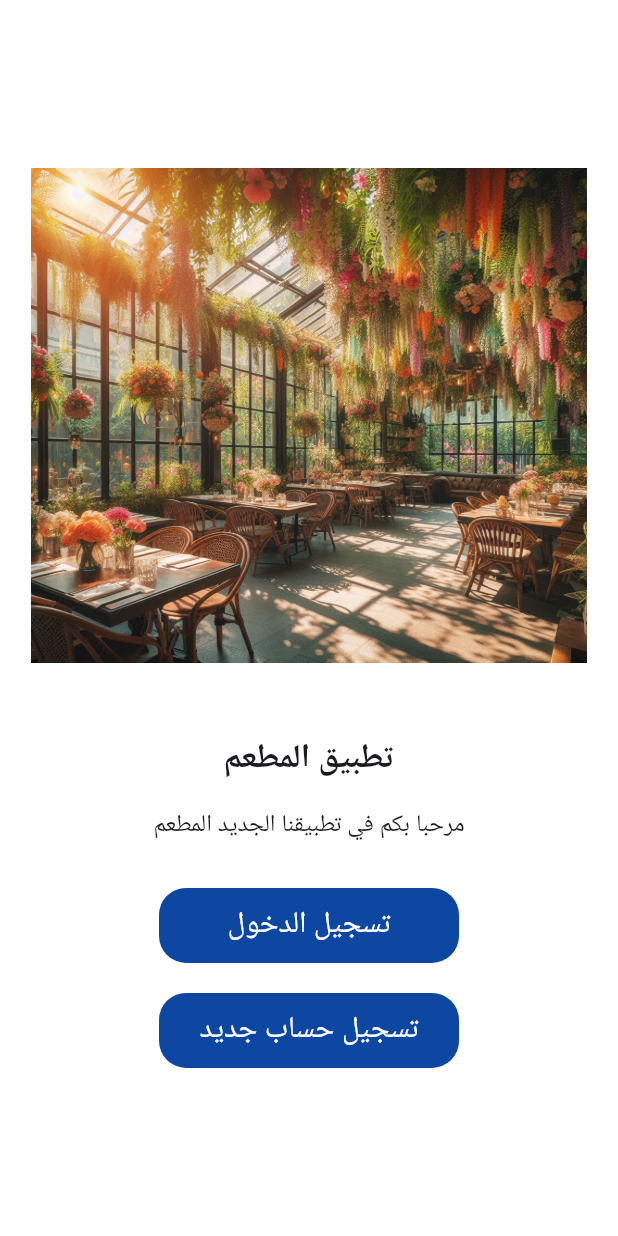
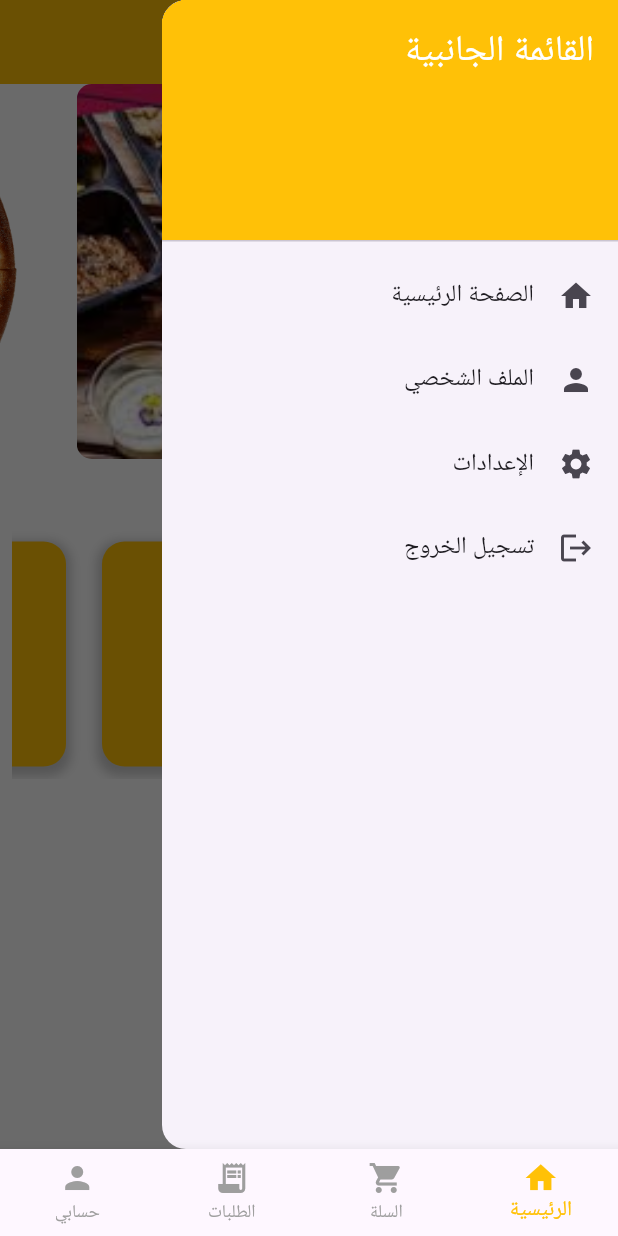
Before and after one commit to mohannadtaqatqa/Restaurant-application, a Flutter app: the screen it shows after launch, with the side drawer open (before the commit the screen has no drawer), on a phone screen of 412 x 824 dp. Run offline on Flutter 3.47's test engine with Material 3 defaults, Android fonts, the phone set to English and light mode, and no system bars; drawn by our look-alikes of carousel_slider, smooth_page_indicator; our stand-ins replace countup, flutter_staggered_animations, geocoding, get, google_fonts, location and 3 more; missing offline and left inert: avatar_stack; Roboto replaces fonts that are missing (Cairo).

Commit message:
new commit 4

```diff
--- a/lib/core/constant/colors.dart
+++ b/lib/core/constant/colors.dart
@@ -1,6 +1,7 @@
 import 'package:flutter/material.dart';
 
-const Color primaryColor = Colors.orange; //Color(0xFF0D47A1); // أزرق داكن
+const Color primaryColor = Colors.amber; //Color(0xFF0D47A1); // أزرق داكن
+Color secondaryColor = Colors.amber;
 const Color accentColor = Color(0xFF1976D2); // أزرق متوسط
 const Color textColor = Color(0xFF212121); // نص داكن
 const Color backgroundColor = Color(0xFFF5F5F5); // خلفية فاتحة
@@ -10,3 +11,4 @@ const Color backgroundColor = Color(0xFFF5F5F5); // خلفية فاتحة
 // const Color buttonColor = Colors.blue;
 const Color buttonTextColor = Colors.white;
 const Color textFieldBorderColor = Colors.blue;
+const Color grey = Colors.grey;
--- a/lib/main.dart
+++ b/lib/main.dart
@@ -1,6 +1,6 @@
 import 'package:flutter/material.dart';
 import 'package:get/route_manager.dart';
-import 'view/screen/welcome.dart';
+import 'view/screen/owner/navbar_owner.dart';
 
 void main() {
   runApp(const MyApp());
@@ -24,7 +24,7 @@ class MyApp extends StatelessWidget {
         primarySwatch: Colors.blue,
       ),
       // home: PizzaScreen(),
-      home:const Welcome()
+      home:const NavBarOwner()
     );
   }
 }
--- /dev/null
+++ b/lib/view/screen/owner/home_owner.dart
@@ -0,0 +1,453 @@
+import 'package:flutter/material.dart';
+import 'package:foodapp/core/constant/colors.dart';
+import 'package:foodapp/view/widget/adv.dart';
+import 'package:get/get.dart';
+
+import 'add_product.dart';
+
+
+class HomePageOwner extends StatelessWidget {
+  const HomePageOwner({super.key});
+
+  @override
+  Widget build(BuildContext context) {
+    return Scaffold(
+      appBar: AppBar(
+        title: const Text('الصفحة الرئيسية',style: TextStyle(color: Colors.white),),
+        backgroundColor: primaryColor,),
+      drawer: _buildDrawer(context),
+      drawerScrimColor: const Color.fromARGB(149, 0, 0, 0),
+      body: SafeArea(
+        child: SingleChildScrollView(
+          child: Column(
+            crossAxisAlignment: CrossAxisAlignment.start,
+            children: [
+              // Padding(
+                // padding: const EdgeInsets.all(16.0),
+              //   child: Text(
+              //     "مرحبا بك يا محمد",
+              //     style: const TextStyle(fontSize: 30, fontWeight: FontWeight.bold),
+              //   ),
+              // ),
+              const Advertisements(),
+              _buildFeatureSection(context),
+              const Padding(
+                padding:  EdgeInsets.all(18.0),
+                child: Text("المنتجات",style: TextStyle(fontWeight: FontWeight.bold,fontSize: 20),),
+
+              ),
+              Container(
+                margin: const EdgeInsets.all(18),
+                height: 220,
+                width: 150,
+                decoration: BoxDecoration(
+                  color: primaryColor,
+                  borderRadius: BorderRadius.circular(10),),
+                  child: Column(
+                    children: [
+                      Image.asset("assets/images/pizza-06.png"),
+                      const Text("اسم المنتج",style: TextStyle(fontWeight: FontWeight.bold,fontSize: 20,color: Colors.white),),
+                      const Text("100 شيكل",style: TextStyle(fontWeight: FontWeight.bold,fontSize: 20,color: Colors.white),),
+                    ],
+                  ),
+              )
+            ],
+          ),
+        ),
+      ),
+    );
+  }
+
+  Widget _buildFeatureSection(BuildContext context) {
+    return Padding(
+      padding: const EdgeInsets.symmetric(vertical: 16.0, horizontal: 8.0),
+      child: SingleChildScrollView(
+        scrollDirection: Axis.horizontal,
+        child: Row(
+          mainAxisAlignment: MainAxisAlignment.spaceAround,
+          children: [
+            _buildFeatureCard(
+              icon: Icons.add,
+              label: "اضافة منتج",
+              onPressed: () {
+                Get.to(()=> const AddProduct());
+              },
+            ),
+            _buildFeatureCard(
+              icon: Icons.handshake,
+              label: "الطلبات",
+              onPressed: () {
+                // تنفيذ عملية عرض الطلبات
+              },
+            ),
+            _buildFeatureCard(
+              icon: Icons.receipt_long,
+              label: "التقارير",
+              onPressed: () {
+                Navigator.push(
+                  context,
+                  MaterialPageRoute(builder: (context) => ReportsPage()),
+                );
+              },
+            ),
+          ],
+        ),
+      ),
+    );
+  }
+
+
+
+  // Widget _buildDiscountSection() {
+  //   // استبدال هذا الكود بمخططات حقيقية أو إحصائيات بناءً على بيانات التطبيق
+  //   return Padding(
+  //     padding: const EdgeInsets.all(16.0),
+  //     child: Column(
+  //       crossAxisAlignment: CrossAxisAlignment.start,
+  //       children: [
+  //         Text(
+  //           "إدارة العروض والخصومات",
+  //           style: const TextStyle(fontSize: 24, fontWeight: FontWeight.bold),
+  //         ),
+  //         const SizedBox(height: 10),
+  //         Container(
+  //           height: 150,
+  //           color: Colors.grey[200], // Placeholder for discount management
+  //           child: Center(
+  //             child: Text(
+  //               "واجهة إدارة العروض والخصومات هنا",
+  //               style: const TextStyle(color: Colors.grey),
+  //             ),
+  //           ),
+  //         ),
+  //       ],
+  //     ),
+  //   );
+  // }
+
+  Widget _buildFeatureCard({
+    required IconData icon,
+    required String label,
+    required VoidCallback onPressed,
+  }) {
+    return TextButton(
+      onPressed: onPressed,
+      child: Container(
+        alignment: Alignment.center,
+        height: 150,
+        width: 150,
+        decoration: BoxDecoration(
+          color: primaryColor,
+          borderRadius: BorderRadius.circular(15),
+          boxShadow: [
+            BoxShadow(
+              color: Colors.black.withOpacity(0.2),
+              spreadRadius: 3,
+              blurRadius: 5,
+              offset: const Offset(0, 3),
+            ),
+          ],
+        ),
+        child: Column(
+          mainAxisAlignment: MainAxisAlignment.center,
+          children: [
+            Icon(
+              icon,
+              color: Colors.white,
+              size: 40,
+            ),
+            const SizedBox(height: 10),
+            Text(
+              label,
+              style: const TextStyle(
+                color: Colors.white,
+                fontSize: 20,
+                fontWeight: FontWeight.bold,
+              ),
+              textAlign: TextAlign.center,
+            ),
+          ],
+        ),
+      ),
+    );
+  }
+
+  Drawer _buildDrawer(BuildContext context) {
+    return Drawer(
+      child: ListView(
+        padding: EdgeInsets.zero,
+        children: [
+          const DrawerHeader(
+            decoration: BoxDecoration(
+              color: primaryColor,
+            ),
+            child: Text(
+              'القائمة الجانبية',
+              style: TextStyle(
+                color: Colors.white,
+                fontSize: 24,
+              ),
+            ),
+          ),
+          ListTile(
+            leading: const Icon(Icons.home),
+            title: const Text('الصفحة الرئيسية'),
+            onTap: () {
+              Navigator.pop(context);
+            },
+          ),
+          ListTile(
+            leading: const Icon(Icons.person),
+            title: const Text('الملف الشخصي'),
+            onTap: () {
+              // الانتقال إلى صفحة الملف الشخصي
+            },
+          ),
+          ListTile(
+            leading: const Icon(Icons.settings),
+            title: const Text('الإعدادات'),
+            onTap: () {
+              // الانتقال إلى صفحة الإعدادات
+            },
+          ),
+          ListTile(
+            leading: const Icon(Icons.logout),
+            title: const Text('تسجيل الخروج'),
+            onTap: () {
+              // تنفيذ عملية تسجيل الخروج
+            },
+          ),
+        ],
+      ),
+    );
+  }
+}
+
+
+  // Widget _buildStatisticsSection() {
+  //   // استبدال هذا الكود بمخططات حقيقية أو إحصائيات بناءً على بيانات التطبيق
+  //   return Padding(
+  //     padding: const EdgeInsets.all(16.0),
+  //     child: Column(
+  //       crossAxisAlignment: CrossAxisAlignment.start,
+  //       children: [
+  //         Text(
+  //           "إحصائيات الأداء",
+  //           style: const TextStyle(fontSize: 24, fontWeight: FontWeight.bold),
+  //         ),
+  //         const SizedBox(height: 10),
+  //         Container(
+  //           height: 200,
+  //           color: Colors.grey[200], // Placeholder for a chart or statistics
+  //           child: Center(
+  //             child: Text(
+  //               "رسم بياني أو إحصائيات هنا",
+  //               style: const TextStyle(color: Colors.grey),
+  //             ),
+  //           ),
+  //         ),
+  //       ],
+  //     ),
+  //   );
+  // }
+
+  // Widget _buildDiscountSection() {
+  //   // استبدال هذا الكود بمخططات حقيقية أو إحصائيات بناءً على بيانات التطبيق
+  //   return Padding(
+  //     padding: const EdgeInsets.all(16.0),
+  //     child: Column(
+  //       crossAxisAlignment: CrossAxisAlignment.start,
+  //       children: [
+  //         Text(
+  //           "إدارة العروض والخصومات",
+  //           style: const TextStyle(fontSize: 24, fontWeight: FontWeight.bold),
+  //         ),
+  //         const SizedBox(height: 10),
+  //         Container(
+  //           height: 150,
+  //           color: Colors.grey[200], // Placeholder for discount management
+  //           child: Center(
+  //             child: Text(
+  //               "واجهة إدارة العروض والخصومات هنا",
+  //               style: const TextStyle(color: Colors.grey),
+  //             ),
+  //           ),
+  //         ),
+  //       ],
+  //     ),
+  //   );
+  // }
+
+  Widget _buildFeatureCard({
+    required IconData icon,
+    required String label,
+    required VoidCallback onPressed,
+  }) {
+    return TextButton(
+      onPressed: onPressed,
+      child: Container(
+        alignment: Alignment.center,
+        height: 150,
+        width: 150,
+        decoration: BoxDecoration(
+          color: primaryColor,
+          borderRadius: BorderRadius.circular(15),
+          boxShadow: [
+            BoxShadow(
+              color: Colors.black.withOpacity(0.2),
+              spreadRadius: 3,
+              blurRadius: 5,
+              offset: const Offset(0, 3),
+            ),
+          ],
+        ),
+        child: Column(
+          mainAxisAlignment: MainAxisAlignment.center,
+          children: [
+            Icon(
+              icon,
+              color: Colors.white,
+              size: 40,
+            ),
+            const SizedBox(height: 10),
+            Text(
+              label,
+              style: const TextStyle(
+                color: Colors.white,
+                fontSize: 20,
+                fontWeight: FontWeight.bold,
+              ),
+              textAlign: TextAlign.center,
+            ),
+          ],
+        ),
+      ),
+    );
+  }
+
+  Drawer _buildDrawer(BuildContext context) {
+    return Drawer(
+      child: ListView(
+        padding: EdgeInsets.zero,
+        children: [
+          const DrawerHeader(
+            decoration: BoxDecoration(
+              color: primaryColor,
+            ),
+            child: Text(
+              'القائمة الجانبية',
+              style: TextStyle(
+                color: Colors.white,
+                fontSize: 24,
+              ),
+            ),
+          ),
+          ListTile(
+            leading: const Icon(Icons.home),
+            title: const Text('الصفحة الرئيسية'),
+            onTap: () {
+              Navigator.pop(context);
+            },
+          ),
+          ListTile(
+            leading: const Icon(Icons.person),
+            title: const Text('الملف الشخصي'),
+            onTap: () {
+              // الانتقال إلى صفحة الملف الشخصي
+            },
+          ),
+          ListTile(
+            leading: const Icon(Icons.settings),
+            title: const Text('الإعدادات'),
+            onTap: () {
+              // الانتقال إلى صفحة الإعدادات
+            },
+          ),
+          ListTile(
+            leading: const Icon(Icons.logout),
+            title: const Text('تسجيل الخروج'),
+            onTap: () {
+              // تنفيذ عملية تسجيل الخروج
+            },
+          ),
+        ],
+      ),
+    );
+  }
+
+
+
+
+
+class ReportsPage extends StatelessWidget {
+  @override
+  Widget build(BuildContext context) {
+    return Scaffold(
+      appBar: AppBar(
+        title: const Text('التقارير'),
+        backgroundColor: Colors.blue,
+      ),
+      body: Padding(
+        padding: const EdgeInsets.all(16.0),
+        child: SingleChildScrollView(
+          child: Column(
+            crossAxisAlignment: CrossAxisAlignment.start,
+            children: [
+              _buildReportSection(
+                title: "الأداء المالي",
+                content: "إيرادات اليوم: \$500\nإيرادات الشهر: \$15000",
+              ),
+              const SizedBox(height: 20),
+              _buildReportSection(
+                title: "تقارير الطلبات",
+                content: "الطلبات المكتملة: 100\nالطلبات الملغاة: 5",
+              ),
+              const SizedBox(height: 20),
+              _buildReportSection(
+                title: "تقارير العملاء",
+                content: "العملاء الجدد: 20\nتقييمات العملاء: 4.5/5",
+              ),
+            ],
+          ),
+        ),
+      ),
+    );
+  }
+
+  Widget _buildReportSection({required String title, required String content}) {
+    return Container(
+      padding: const EdgeInsets.all(16.0),
+      decoration: BoxDecoration(
+        color: Colors.blue[50],
+        borderRadius: BorderRadius.circular(10),
+        boxShadow: [
+          BoxShadow(
+            color: Colors.black.withOpacity(0.1),
+            spreadRadius: 2,
+            blurRadius: 5,
+            offset: const Offset(0, 3),
+          ),
+        ],
+      ),
+      child: Column(
+        crossAxisAlignment: CrossAxisAlignment.start,
+        children: [
+          Text(
+            title,
+            style: const TextStyle(
+              fontSize: 24,
+              fontWeight: FontWeight.bold,
+            ),
+          ),
+          const SizedBox(height: 10),
+          Text(
+            content,
+            style: const TextStyle(
+              fontSize: 18,
+            ),
+          ),
+        ],
+      ),
+    );
+  }
+}
--- /dev/null
+++ b/lib/view/screen/owner/navbar_owner.dart
@@ -0,0 +1,53 @@
+import 'package:flutter/material.dart';
+import 'package:foodapp/view/screen/owner/home_owner.dart';
+
+import '../../../core/constant/colors.dart';
+
+
+class NavBarOwner extends StatefulWidget {
+  const NavBarOwner({super.key});
+
+  @override
+  State<NavBarOwner> createState() => _NavBarOwnerState();
+}
+
+class _NavBarOwnerState extends State<NavBarOwner> {
+  int _selectedIndex = 0;
+
+  final List<Widget> _pages = [
+    const HomePageOwner(),
+    Text("orders for me"),
+    const Text("Order"),
+    Text("Profile"),
+  ];
+
+  void _onItemTapped(int index) {
+    setState(() {
+      _selectedIndex = index;
+    });
+  }
+
+  @override
+  Widget build(BuildContext context) {
+    return Scaffold(
+      bottomNavigationBar: BottomNavigationBar(
+        type: BottomNavigationBarType.fixed,
+        items: const [
+          BottomNavigationBarItem(icon: Icon(Icons.home), label: 'الرئيسية'),
+          BottomNavigationBarItem(icon: Icon(Icons.shopping_cart), label: 'السلة'),
+          BottomNavigationBarItem(icon: Icon(Icons.receipt_long), label: 'الطلبات'),
+          BottomNavigationBarItem(icon: Icon(Icons.person), label: 'حسابي'),
+        ],
+        currentIndex: _selectedIndex,
+        selectedItemColor: primaryColor,
+        unselectedItemColor: grey,
+        showUnselectedLabels: true,
+        onTap: _onItemTapped,
+      ),
+      body: IndexedStack(
+        index: _selectedIndex,
+        children: _pages,
+      ),
+    );
+  }
+}
```
Also changed, not shown: lib/viem_model/check_email_viewmodel.dart (+12 -5 lines), lib/view/screen/owner/add_product.dart (added, +120 -0 lines).
